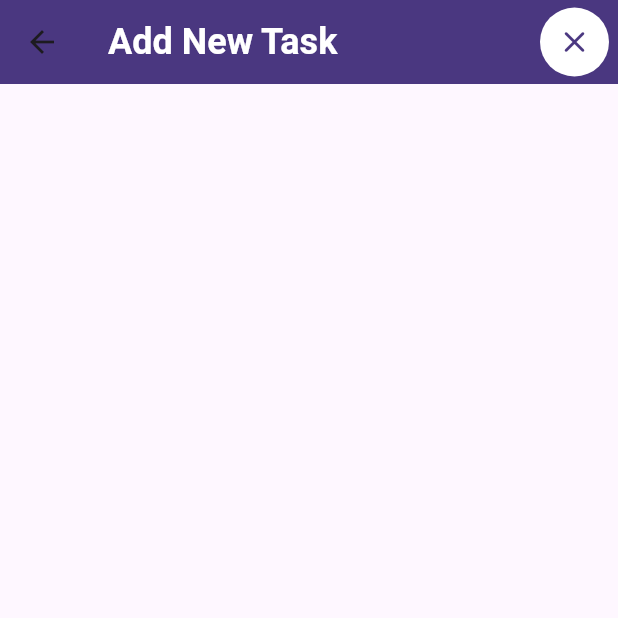
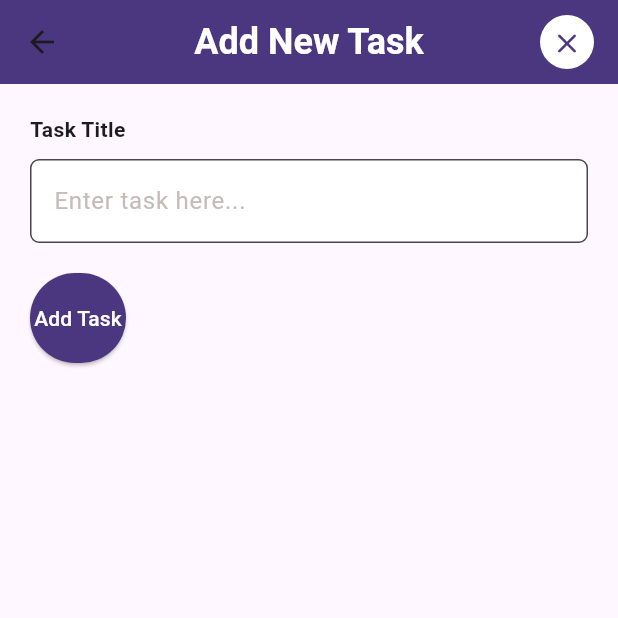
Before and after one commit to jeeesher/checklist_to_do_app, a Flutter app: the AddTaskPage screen opened directly, on a phone screen of 412 x 824 dp, the top half of it. Run offline on Flutter 3.47's test engine with Material 3 defaults, Android fonts, the phone set to English and light mode, and no system bars.

Commit message:
Fixed UI layout

```diff
--- a/lib/module/main/presentation/page/checklist.page.dart
+++ b/lib/module/main/presentation/page/checklist.page.dart
@@ -16,6 +16,7 @@ class ChecklistPage extends StatelessWidget {
       backgroundColor: const Color(0xFFEFF2F5),
       appBar: AppBar(
         backgroundColor: Color(0xFF4A3780),
+        centerTitle: true,
         title: const Text('My To-Do List',
             style: TextStyle(
               fontSize: 24,
@@ -24,13 +25,13 @@ class ChecklistPage extends StatelessWidget {
             )),
         actions: [
           Container(
-            margin: const EdgeInsets.all(5),
+            margin: const EdgeInsets.all(10),
             decoration: BoxDecoration(
               shape: BoxShape.circle,
               color: Colors.white,
             ),
             child: IconButton(
-              icon: const Icon(Icons.delete_outline_rounded, color: Color(0xFF4A3780)),
+              icon: const Icon(Icons.delete_outline_rounded, color: Color(0xFF4A3780), size: 20),
               onPressed: () {
                 ScaffoldMessenger.of(context).showSnackBar(
                   const SnackBar(content: Text('All tasks cleared!')),
@@ -55,7 +56,7 @@ class ChecklistPage extends StatelessWidget {
                         color: Colors.white,
                         elevation: 0.5,
                         shape: RoundedRectangleBorder(
-                          borderRadius: BorderRadius.circular(20),
+                          borderRadius: BorderRadius.circular(16),
                         ),
                         margin: const EdgeInsets.only(bottom: 8),
                         child: ListTile(
--- a/lib/module/task/presentation/page/add_task.page.dart
+++ b/lib/module/task/presentation/page/add_task.page.dart
@@ -8,21 +8,24 @@ class AddTaskPage extends StatelessWidget {
     return Scaffold(
       appBar: AppBar(
         backgroundColor: Color(0xFF4A3780),
-        title: const Text('Add New Task',
-            style: TextStyle(
-              fontSize: 24,
-              fontWeight: FontWeight.bold,
-              color: Colors.white
-            )),
+        centerTitle: true,
+        title: const Text(
+          'Add New Task',
+          style: TextStyle(
+            fontSize: 24,
+            fontWeight: FontWeight.bold,
+            color: Colors.white,
+          ),
+        ),
         actions: [
           Container(
-            margin: const EdgeInsets.all(5),
+            margin: const EdgeInsets.all(10),
             decoration: BoxDecoration(
               shape: BoxShape.circle,
               color: Colors.white,
             ),
             child: IconButton(
-              icon: const Icon(Icons.close_rounded, color: Color(0xFF4A3780)),
+              icon: const Icon(Icons.close_rounded, color: Color(0xFF4A3780), size: 22),
               onPressed: () {
                 ScaffoldMessenger.of(context).showSnackBar(
                   const SnackBar(content: Text('Cancelled adding task')),
@@ -33,7 +36,49 @@ class AddTaskPage extends StatelessWidget {
           ),
         ],
       ),
-
+      body: Padding(
+        padding: const EdgeInsets.all(20),
+        child: Column(
+          crossAxisAlignment: CrossAxisAlignment.start,
+          children: [
+            const Text(
+              'Task Title',
+              style: TextStyle(fontSize: 14, fontWeight: FontWeight.bold),
+            ),
+            SizedBox(height: 10),
+            TextField(
+              decoration: InputDecoration(
+                hintText: 'Enter task here...',
+                hintStyle: TextStyle(color: Color(0xFFC6BBBB)),
+                filled: true,
+                fillColor: Colors.white,
+                border: OutlineInputBorder(
+                  borderRadius: BorderRadius.circular(6),
+                  borderSide: const BorderSide(color: Color(0xFFE0E0E0)),
+                ),
+                focusedBorder: OutlineInputBorder(
+                  borderRadius: BorderRadius.circular(6),
+                  borderSide: const BorderSide(color: Color(0xFF4A3780)),
+                ),
+              ),
+            ),
+            const SizedBox(height: 20),
+            ElevatedButton(
+              onPressed: () {
+                // Logic to add the task
+              },
+              style: ElevatedButton.styleFrom(
+                backgroundColor: const Color(0xFF4A3780),
+                padding: const EdgeInsets.symmetric(vertical: 20),
+              ),
+              child: const Text(
+                'Add Task',
+                style: TextStyle(color: Colors.white),
+              ),
+            ),
+          ],
+        ),
+      ),
     );
   }
 }
```
